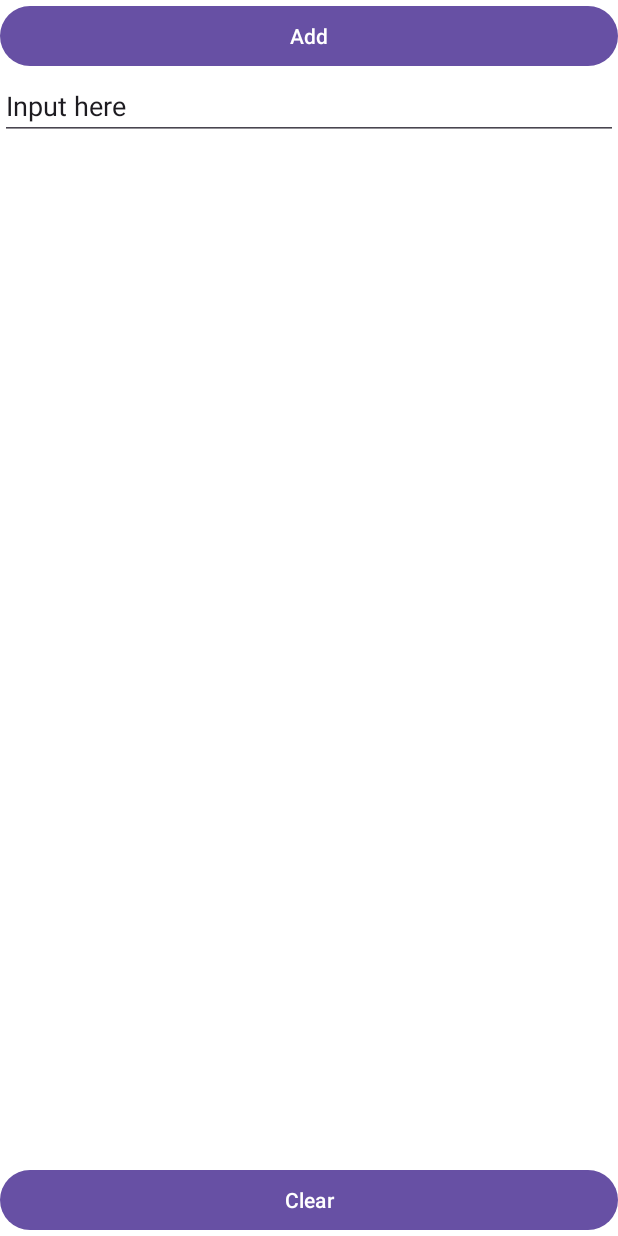
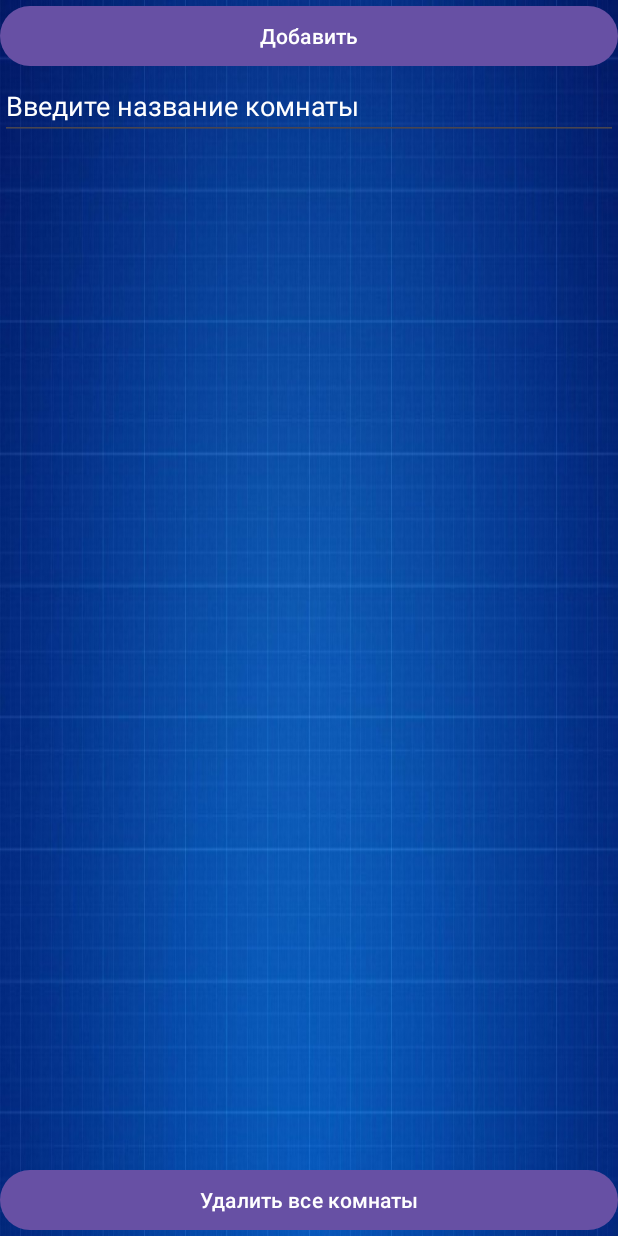
Before and after one commit to DanilaPoryadnyy/MyHouseFlipperDPA, an Android app: the screen it shows after launch (MainActivity), after a tap on "Мои комнаты", on a phone screen of 412 x 824 dp. Run offline under Robolectric (Android 15) with nearby library versions, the phone set to English and light mode, and no system bars.

Commit message:
Обновление БД

```diff
--- a/app/src/main/java/com/example/houseflipper/MyRoomsFragment.java
+++ b/app/src/main/java/com/example/houseflipper/MyRoomsFragment.java
@@ -16,13 +16,17 @@ import android.widget.Toast;
 import androidx.annotation.NonNull;
 import androidx.annotation.Nullable;
 import androidx.fragment.app.Fragment;
+import androidx.recyclerview.widget.LinearLayoutManager;
+import androidx.recyclerview.widget.RecyclerView;
 
 import java.util.ArrayList;
+import java.util.List;
 
 public class MyRoomsFragment extends Fragment {
     private RoomsDBHelper dbHelper;
-    private ArrayAdapter<String> adapter;
-    private ArrayList<String> roomsList;
+    private RecyclerView roomsRecyclerView;
+    private RoomsAdapter adapter;
+    private List<Room> roomsList;
 
     public MyRoomsFragment() {
         // Required empty public constructor
@@ -39,11 +43,12 @@ public class MyRoomsFragment extends Fragment {
         Button clearDatabaseButton = view.findViewById(R.id.clearDb);
         Button addDatabaseButton = view.findViewById(R.id.addTest);
 
-        ListView roomsListView = view.findViewById(R.id.roomsRecyclerView);
+        roomsRecyclerView = view.findViewById(R.id.roomsRecyclerView);
+        roomsRecyclerView.setLayoutManager(new LinearLayoutManager(requireContext()));
 
-        roomsList = getRooms();
-        adapter = new ArrayAdapter<>(requireContext(), android.R.layout.simple_list_item_1, roomsList);
-        roomsListView.setAdapter(adapter);
+        roomsList = getRooms(); // Получите данные из базы данных
+        adapter = new RoomsAdapter(roomsList);
+        roomsRecyclerView.setAdapter(adapter);
 
         clearDatabaseButton.setOnClickListener(v -> {
             dbHelper.clearDatabase();
@@ -62,50 +67,52 @@ public class MyRoomsFragment extends Fragment {
             }
         });
 
-
         return view;
     }
+
     private void updateRoomsList() {
         roomsList.clear();
         roomsList.addAll(getRooms());
         adapter.notifyDataSetChanged();
     }
+
     @Override
     public void onDestroy() {
         dbHelper.close();
         super.onDestroy();
     }
+
     private void addRoom(String roomName) {
         SQLiteDatabase db = dbHelper.getWritableDatabase();
         ContentValues values = new ContentValues();
         values.put("room_name", roomName);
         db.insert("rooms", null, values);
-
         db.close();
     }
 
-    private ArrayList<String> getRooms() {
-        ArrayList<String> roomsList = new ArrayList<>();
+    private List<Room> getRooms() {
+        List<Room> roomsList = new ArrayList<>();
         SQLiteDatabase db = dbHelper.getReadableDatabase();
-        Cursor cursor = db.query("rooms", new String[]{"room_name"}, null, null, null, null, null);
+        Cursor cursor = db.query("rooms", new String[]{"_id", "room_name"}, null, null, null, null, null);
 
-        if (cursor != null && cursor.getCount() > 0) {
-            int roomNameColumnIndex = cursor.getColumnIndex("room_name");
+        if (cursor != null) {
+            while (cursor.moveToNext()) {
+                int roomIdIndex = cursor.getColumnIndex("_id");
+                int roomNameIndex = cursor.getColumnIndex("room_name");
 
-            if (roomNameColumnIndex > -1) {
-                cursor.moveToFirst();
-                do {
-                    String roomName = cursor.getString(roomNameColumnIndex);
-                    roomsList.add(roomName);
-                } while (cursor.moveToNext());
+                // Check if columns exist in the cursor
+                if (roomIdIndex >= 0 && roomNameIndex >= 0) {
+                    int roomId = cursor.getInt(roomIdIndex);
+                    String roomName = cursor.getString(roomNameIndex);
+                    Room room = new Room(roomId, roomName);
+                    roomsList.add(room);
+                }
             }
+            cursor.close();
         }
 
-        if (cursor != null) {
-            cursor.close();
-        }
         db.close();
-
         return roomsList;
     }
+
 }
--- /dev/null
+++ b/app/src/main/java/com/example/houseflipper/RoomsAdapter.java
@@ -0,0 +1,49 @@
+package com.example.houseflipper;
+
+import android.view.LayoutInflater;
+import android.view.View;
+import android.view.ViewGroup;
+import android.widget.TextView;
+
+import androidx.annotation.NonNull;
+import androidx.recyclerview.widget.RecyclerView;
+
+import java.util.List;
+
+public class RoomsAdapter extends RecyclerView.Adapter<RoomsAdapter.RoomViewHolder> {
+
+    private List<Room> roomsList;
+
+    public static class RoomViewHolder extends RecyclerView.ViewHolder {
+        public TextView textId, textRoomName;
+
+        public RoomViewHolder(View itemView) {
+            super(itemView);
+            textId = itemView.findViewById(R.id.textId);
+            textRoomName = itemView.findViewById(R.id.textRoomName);
+        }
+    }
+
+    public RoomsAdapter(List<Room> roomsList) {
+        this.roomsList = roomsList;
+    }
+
+    @NonNull
+    @Override
+    public RoomViewHolder onCreateViewHolder(@NonNull ViewGroup parent, int viewType) {
+        View view = LayoutInflater.from(parent.getContext()).inflate(R.layout.list_item_layout, parent, false);
+        return new RoomViewHolder(view);
+    }
+
+    @Override
+    public void onBindViewHolder(@NonNull RoomViewHolder holder, int position) {
+        Room room = roomsList.get(position);
+        holder.textId.setText(String.valueOf(room.getId()));
+        holder.textRoomName.setText(room.getRoom_name());
+    }
+
+    @Override
+    public int getItemCount() {
+        return roomsList.size();
+    }
+}
--- a/app/src/main/res/layout/fragment_my_rooms.xml
+++ b/app/src/main/res/layout/fragment_my_rooms.xml
@@ -2,34 +2,38 @@
 <RelativeLayout xmlns:android="http://schemas.android.com/apk/res/android"
     android:layout_width="match_parent"
     android:layout_height="match_parent"
-    android:background="@color/white">
+    android:background="@drawable/back_app">
 
     <!-- Your content for My Rooms fragment -->
-    <ListView
+    <androidx.recyclerview.widget.RecyclerView
         android:id="@+id/roomsRecyclerView"
-        android:layout_width="match_parent"
-        android:layout_height="match_parent"
+        android:layout_width="394dp"
+        android:layout_height="543dp"
         android:layout_above="@+id/clearDb"
         android:layout_below="@+id/addTest"
-        android:layout_marginTop="277dp"
+        android:layout_marginStart="5dp"
+        android:layout_marginTop="83dp"
+        android:layout_marginEnd="5dp"
         android:layout_marginBottom="10dp" />
     <EditText
         android:id="@+id/inputBox"
         android:layout_width="match_parent"
         android:layout_height="wrap_content"
         android:layout_below="@id/addTest"
-        android:text="Input here"/>
+        android:hint="Введите название комнаты"
+        android:textColorHint="@color/white"/>
+
     <Button
         android:id="@+id/addTest"
         android:layout_width="match_parent"
         android:layout_height="wrap_content"
-        android:text="Add"/>
+        android:text="Добавить"/>
 
     <Button
         android:id="@+id/clearDb"
         android:layout_width="match_parent"
         android:layout_height="wrap_content"
         android:layout_alignParentBottom="true"
-        android:text="Clear"/>
+        android:text="Удалить все комнаты"/>
 
 </RelativeLayout>
```
Also changed, not shown: app/src/main/res/layout/list_item_layout.xml (+14 -4 lines).
